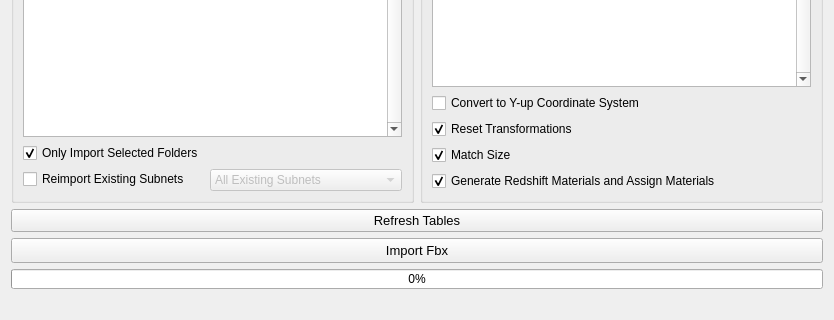
Above: SpeedTreeAssetGenerator/SpeedTreeImportFbxUI.ui from danieltslee/SpeedTreeFbxImporter before the change; both pictures show x 0 to 834 and y 467 to 787 of the 834 by 787 pixel window. Below: the same form after it.
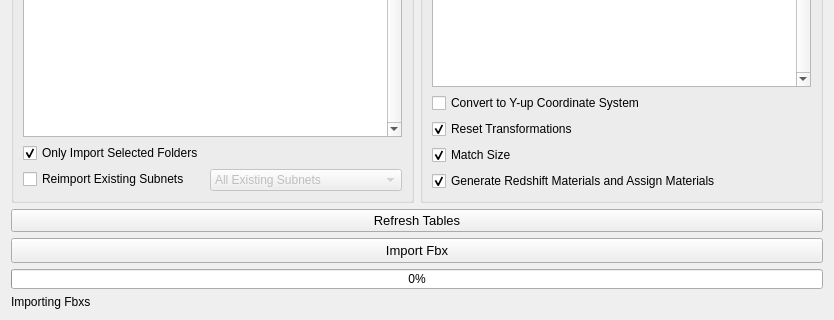
That is the form after the change.

Commit message: added progress bar text so hopefully it doesn't error out

```diff
--- a/SpeedTreeAssetGenerator/SpeedTreeImportFbxUI.ui
+++ b/SpeedTreeAssetGenerator/SpeedTreeImportFbxUI.ui
@@ -500,7 +500,7 @@
    <item>
     <widget class="QLabel" name="progressBarText">
      <property name="text">
-      <string/>
+      <string>Importing Fbxs</string>
      </property>
     </widget>
    </item>
```
